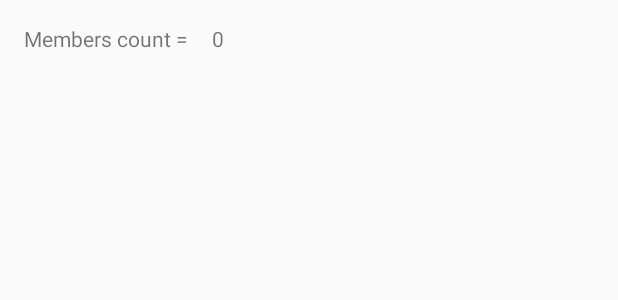
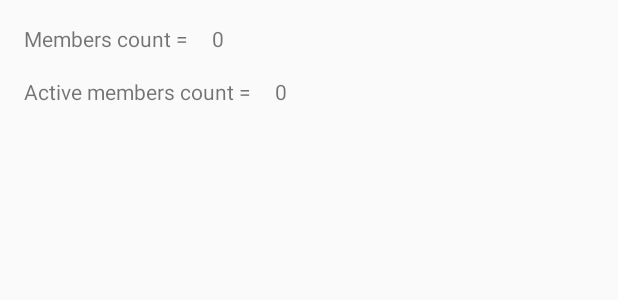
Before and after one commit to semyonmoroshek/SportClubManager, an Android app: the layout activity_statistic.xml on its own in the app's theme, with its tools: preview values and no code run, on a phone screen of 412 x 824 dp. Shown: the top 300 px of the screen. Run offline under Robolectric (Android 15) with nearby library versions, the phone set to English and light mode, and no system bars.

Commit message:
38 - add active member count statistic

```diff
--- a/app/src/main/java/com/myprojects/androidlessons/sportclubmanager/activity/StatisticActivity.java
+++ b/app/src/main/java/com/myprojects/androidlessons/sportclubmanager/activity/StatisticActivity.java
@@ -1,35 +1,28 @@
 package com.myprojects.androidlessons.sportclubmanager.activity;
 
 import androidx.appcompat.app.AppCompatActivity;
-import androidx.recyclerview.widget.LinearLayoutManager;
 
 import android.os.Bundle;
-import android.util.Log;
 import android.widget.TextView;
 
 import com.myprojects.androidlessons.sportclubmanager.R;
 import com.myprojects.androidlessons.sportclubmanager.adapter.CustomAdapter;
 import com.myprojects.androidlessons.sportclubmanager.model.Member;
-import com.myprojects.androidlessons.sportclubmanager.repository.AppDatabase;
 
 import org.parceler.Parcels;
 
 import java.util.ArrayList;
-import java.util.Collections;
 import java.util.List;
 
 import butterknife.BindView;
 import butterknife.ButterKnife;
-import io.reactivex.android.schedulers.AndroidSchedulers;
-import io.reactivex.schedulers.Schedulers;
-
-import static com.myprojects.androidlessons.sportclubmanager.repository.AppDatabase.getInstance;
 
 public class StatisticActivity extends AppCompatActivity {
 
     public static final String EXTRA_MEMBER_LIST = "EXTRA_EMPLOYEE";
 
-    @BindView (R.id.txt_count) TextView txtMemberCount;
+    @BindView (R.id.txt_count_all_members) TextView txtMemberCount;
+    @BindView (R.id.txt_active_count) TextView txtActiveMemberCount;
 
     CustomAdapter mAdapter;
     List <Member> mMemberList = new ArrayList<>();
@@ -47,8 +40,24 @@ public class StatisticActivity extends AppCompatActivity {
     }
 
     private void setFields() {
+        setAllMemberCountField();
+        setActiveMemberCountField();
+    }
+
+    private void setActiveMemberCountField() {
+        int activeMemberCount = 0;
+
+        for(int i = 0; i < mMemberList.size(); i++ ){
+            if(!mMemberList.get(i).getMemberPaymentDate().equals("No payments")){
+                activeMemberCount++;
+            }
+        }
+        String activeMemberCountString = String.valueOf(activeMemberCount);
+        txtActiveMemberCount.setText(activeMemberCountString);
+    }
+
+    private void setAllMemberCountField() {
         String memberCount = String.valueOf(mMemberList.size());
         txtMemberCount.setText(memberCount);
-
     }
 }
--- a/app/src/main/res/layout/activity_statistic.xml
+++ b/app/src/main/res/layout/activity_statistic.xml
@@ -1,30 +1,53 @@
 <?xml version="1.0" encoding="utf-8"?>
-<androidx.constraintlayout.widget.ConstraintLayout xmlns:android="http://schemas.android.com/apk/res/android"
+<LinearLayout xmlns:android="http://schemas.android.com/apk/res/android"
     xmlns:app="http://schemas.android.com/apk/res-auto"
     xmlns:tools="http://schemas.android.com/tools"
     android:layout_width="match_parent"
     android:layout_height="match_parent"
+    android:orientation="vertical"
     tools:context=".activity.StatisticActivity">
 
 
+    <LinearLayout
+        android:layout_width="match_parent"
+        android:layout_height="wrap_content"
+        android:orientation="horizontal" >
 
     <TextView
-        android:id="@+id/txt_members_count"
         android:layout_width="wrap_content"
         android:layout_height="wrap_content"
         android:layout_marginStart="16dp"
         android:layout_marginTop="16dp"
-        android:text="Members count ="
-        app:layout_constraintStart_toStartOf="parent"
-        app:layout_constraintTop_toTopOf="parent" />
+        android:text="Members count =" />
 
     <TextView
-        android:id="@+id/txt_count"
+        android:id="@+id/txt_count_all_members"
         android:layout_width="wrap_content"
         android:layout_height="wrap_content"
+        android:layout_marginStart="16dp"
         android:layout_marginTop="16dp"
-        android:layout_marginStart="16dp"
-        android:text="0"
-        app:layout_constraintStart_toEndOf="@+id/txt_members_count"
-        app:layout_constraintTop_toTopOf="parent" />
-</androidx.constraintlayout.widget.ConstraintLayout>
+        android:text="0"/>
+    </LinearLayout>
+
+    <LinearLayout
+        android:layout_width="match_parent"
+        android:layout_height="wrap_content"
+        android:orientation="horizontal" >
+
+        <TextView
+            android:layout_width="wrap_content"
+            android:layout_height="wrap_content"
+            android:layout_marginStart="16dp"
+            android:layout_marginTop="16dp"
+            android:text="Active members count =" />
+
+        <TextView
+            android:id="@+id/txt_active_count"
+            android:layout_width="wrap_content"
+            android:layout_height="wrap_content"
+            android:layout_marginStart="16dp"
+            android:layout_marginTop="16dp"
+            android:text="0"/>
+    </LinearLayout>
+
+</LinearLayout>
```
